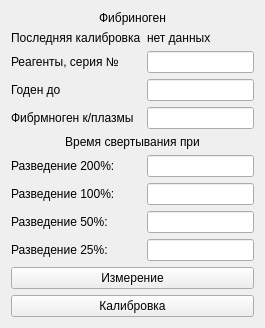
krang4d/Agrekola, file choisedialog/ko3.ui: the form before one commit.
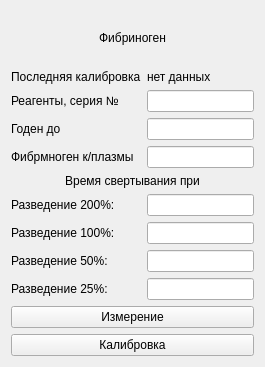
The form after the commit.

```diff
--- a/choisedialog/ko3.ui
+++ b/choisedialog/ko3.ui
@@ -7,7 +7,7 @@
     <x>0</x>
     <y>0</y>
     <width>265</width>
-    <height>318</height>
+    <height>367</height>
    </rect>
   </property>
   <property name="windowTitle">
```
Left out of the diff: 48 changed lines with no effect on the pictures.
